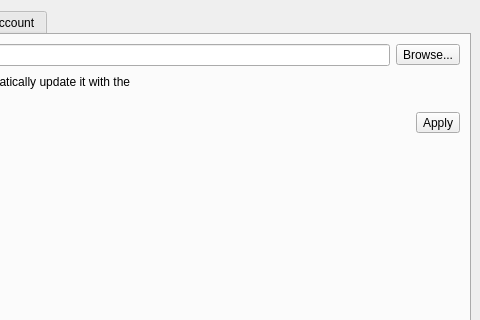
Before: the Qt Designer form dcoraid/gui/preferences/dlg_preferences.ui in DCOR-dev/DCOR-Aid, drawn with Qt 5; both pictures show x 310 to 790 and y 0 to 320 of the 790 by 689 pixel window.
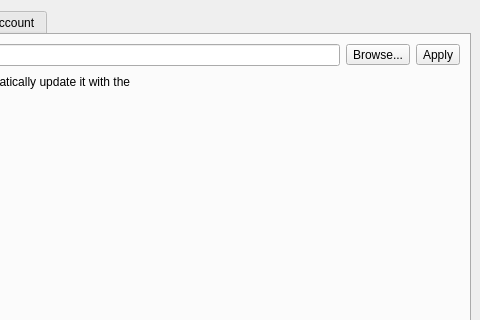
After: the same form once the commit is applied. The open tabs and pages were chosen to show the change. Icons and pictures are not drawn.

Commit message: enh: apply button in upload settings only affects cache location

Diff of the .ui file:
```diff
--- a/dcoraid/gui/preferences/dlg_preferences.ui
+++ b/dcoraid/gui/preferences/dlg_preferences.ui
@@ -228,6 +228,13 @@
             </property>
            </widget>
           </item>
+          <item>
+           <widget class="QToolButton" name="toolButton_uploads_path_apply">
+            <property name="text">
+             <string>Apply</string>
+            </property>
+           </widget>
+          </item>
          </layout>
         </item>
         <item>
@@ -256,13 +263,6 @@
             </property>
            </spacer>
           </item>
-          <item>
-           <widget class="QToolButton" name="toolButton_uploads_apply">
-            <property name="text">
-             <string>Apply</string>
-            </property>
-           </widget>
-          </item>
          </layout>
         </item>
         <item>
```
The commit also changes 2 other files.
